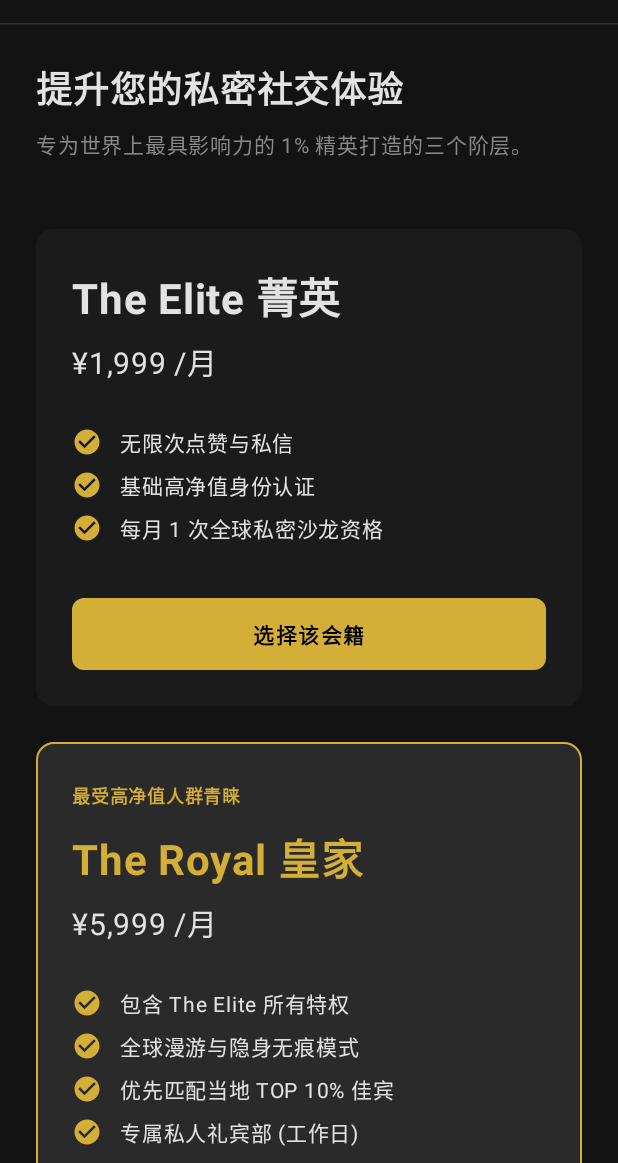
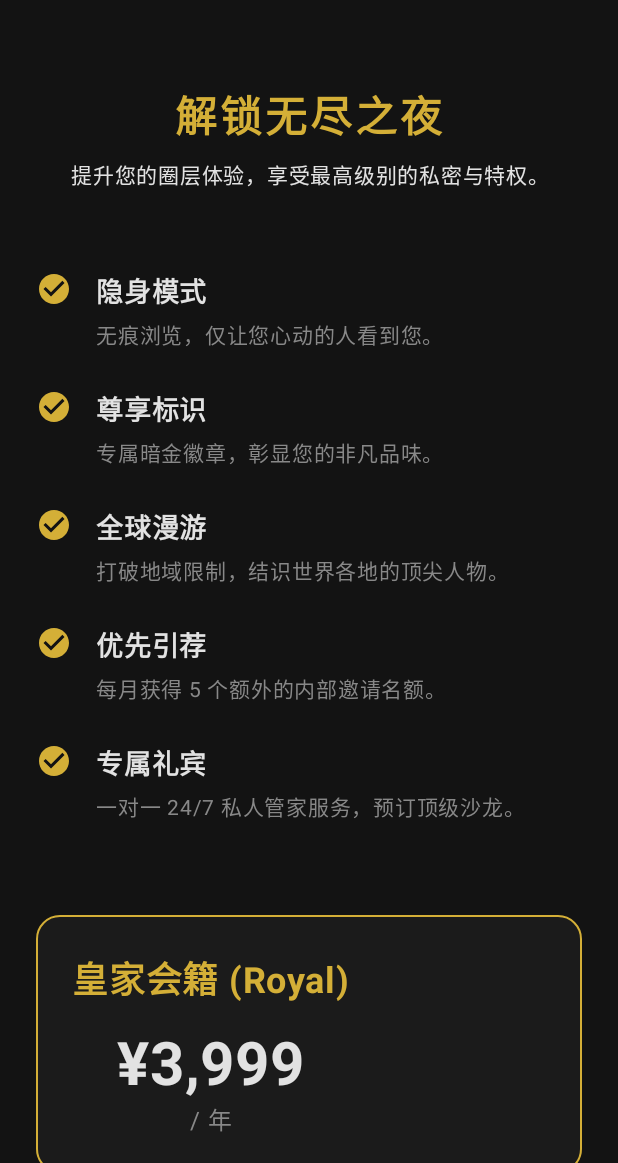
Before and after one commit to zx2121651/91-, an Android app built with Jetpack Compose: the SubscriptionScreen screen opened through its navigation route, on a phone screen of 412 x 824 dp, the part 73-1236 px from its top. Run offline under Robolectric (Android 15) with nearby library versions, the phone set to English and light mode, and no system bars.

```diff
--- a/Aurelian/app/src/main/java/com/aurelian/app/AuthViewModel.kt
+++ b/Aurelian/app/src/main/java/com/aurelian/app/AuthViewModel.kt
@@ -20,7 +20,7 @@ class AuthViewModel : ViewModel() {
     private val _uiState = MutableStateFlow<AuthUiState>(AuthUiState.Idle)
     val uiState: StateFlow<AuthUiState> = _uiState.asStateFlow()
 
-    fun login(email: String, inviteCode: String) {
+    fun login(email: String, password: String, inviteCode: String) {
         if (email.isBlank()) {
             _uiState.value = AuthUiState.Error("邮箱/会员号不能为空")
             return
@@ -30,7 +30,7 @@ class AuthViewModel : ViewModel() {
             _uiState.value = AuthUiState.Loading
             try {
                 // 1. Authenticate with backend
-                val loginResponse = NetworkClient.apiService.login(LoginRequest(email, "123456")) // "123456" is mock code based on API doc
+                val loginResponse = NetworkClient.apiService.login(LoginRequest(email, password)) // "123456" is mock code based on API doc
                 val loginData = loginResponse.data
 
                 // 2. Check if new user and needs invite code verification
--- a/Aurelian/app/src/main/java/com/aurelian/app/LoginScreen.kt
+++ b/Aurelian/app/src/main/java/com/aurelian/app/LoginScreen.kt
@@ -14,6 +14,7 @@ import androidx.compose.ui.graphics.Color
 import androidx.compose.ui.text.font.FontWeight
 import androidx.compose.ui.unit.dp
 import androidx.compose.ui.unit.sp
+import androidx.compose.ui.text.input.PasswordVisualTransformation
 import androidx.lifecycle.viewmodel.compose.viewModel
 
 @OptIn(ExperimentalMaterial3Api::class)
@@ -23,6 +24,7 @@ fun LoginScreen(
     viewModel: AuthViewModel = viewModel()
 ) {
     var email by remember { mutableStateOf("") }
+    var password by remember { mutableStateOf("") }
     var inviteCode by remember { mutableStateOf("") }
     val uiState by viewModel.uiState.collectAsState()
 
@@ -85,6 +87,22 @@ fun LoginScreen(
             Spacer(modifier = Modifier.height(16.dp))
 
             OutlinedTextField(
+                value = password,
+                onValueChange = { password = it },
+                label = { Text("密码", color = Color.Gray) },
+                visualTransformation = PasswordVisualTransformation(),
+                colors = OutlinedTextFieldDefaults.colors(
+                    focusedBorderColor = Gold,
+                    unfocusedBorderColor = Color(0xFF303030),
+                    focusedTextColor = Silver,
+                    unfocusedTextColor = Silver
+                ),
+                modifier = Modifier.fillMaxWidth()
+            )
+
+            Spacer(modifier = Modifier.height(16.dp))
+
+            OutlinedTextField(
                 value = inviteCode,
                 onValueChange = { inviteCode = it },
                 label = { Text("高定邀请码 (新会员)", color = Color.Gray) },
@@ -100,7 +118,7 @@ fun LoginScreen(
             Spacer(modifier = Modifier.height(48.dp))
 
             Button(
-                onClick = { viewModel.login(email, inviteCode) },
+                onClick = { viewModel.login(email, password, inviteCode) },
                 colors = ButtonDefaults.buttonColors(containerColor = Gold, contentColor = Black),
                 modifier = Modifier
                     .fillMaxWidth()
--- a/Aurelian/app/src/main/java/com/aurelian/app/SettingsScreen.kt
+++ b/Aurelian/app/src/main/java/com/aurelian/app/SettingsScreen.kt
@@ -82,7 +82,10 @@ fun SettingsScreen(onBack: () -> Unit) {
             Text("您的流动资产评估报告已通过由瑞银集团 (UBS) 提供的联合审核。", color = Color.Gray, fontSize = 12.sp, lineHeight = 18.sp)
             Spacer(modifier = Modifier.height(16.dp))
             Button(
-                onClick = { /* TODO */ },
+                onClick = {
+                    Toast.makeText(context, "已安全退出您的账户，期待您的下次光临", Toast.LENGTH_SHORT).show()
+                    onBack()
+                },
                 colors = ButtonDefaults.buttonColors(containerColor = Color(0xFF2A2A2A), contentColor = Gold),
                 modifier = Modifier.fillMaxWidth()
             ) {
--- a/Aurelian/app/src/main/java/com/aurelian/app/SubscriptionScreen.kt
+++ b/Aurelian/app/src/main/java/com/aurelian/app/SubscriptionScreen.kt
@@ -44,116 +44,86 @@ fun SubscriptionScreen(onBack: () -> Unit) {
             )
         )
 
-        HorizontalDivider(color = Color(0xFF303030), thickness = 1.dp)
-
-        Spacer(modifier = Modifier.height(24.dp))
+        Column(
+            modifier = Modifier.padding(24.dp),
+            horizontalAlignment = Alignment.CenterHorizontally
+        ) {
+            Spacer(modifier = Modifier.height(16.dp))
             Text(
-            text = "提升您的私密社交体验",
-            color = Silver,
-            fontSize = 24.sp,
+                text = "解锁无尽之夜",
+                color = Gold,
+                fontSize = 28.sp,
                 fontWeight = FontWeight.Bold,
-            modifier = Modifier.padding(horizontal = 24.dp)
+                letterSpacing = 2.sp
             )
             Spacer(modifier = Modifier.height(8.dp))
             Text(
-            text = "专为世界上最具影响力的 1% 精英打造的三个阶层。",
-            color = Color.Gray,
+                text = "提升您的圈层体验，享受最高级别的私密与特权。",
+                color = Silver,
                 fontSize = 14.sp,
-            modifier = Modifier.padding(horizontal = 24.dp)
+                textAlign = TextAlign.Center
             )
 
-        Spacer(modifier = Modifier.height(32.dp))
+            Spacer(modifier = Modifier.height(40.dp))
 
-        // Tier 1: The Elite
-        MembershipCard(
-            title = "The Elite 菁英",
-            price = "¥1,999 /月",
-            features = listOf("无限次点赞与私信", "基础高净值身份认证", "每月 1 次全球私密沙龙资格"),
-            isPopular = false,
-            cardColor = Color(0xFF1B1B1B)
-        )
+            // Premium Features
+            FeatureItem("隐身模式", "无痕浏览，仅让您心动的人看到您。")
+            FeatureItem("尊享标识", "专属暗金徽章，彰显您的非凡品味。")
+            FeatureItem("全球漫游", "打破地域限制，结识世界各地的顶尖人物。")
+            FeatureItem("优先引荐", "每月获得 5 个额外的内部邀请名额。")
+            FeatureItem("专属礼宾", "一对一 24/7 私人管家服务，预订顶级沙龙。")
 
-        // Tier 2: The Royal (Featured)
-        MembershipCard(
-            title = "The Royal 皇家",
-            price = "¥5,999 /月",
-            features = listOf("包含 The Elite 所有特权", "全球漫游与隐身无痕模式", "优先匹配当地 TOP 10% 佳宾", "专属私人礼宾部 (工作日)"),
-            isPopular = true,
-            cardColor = Color(0xFF2A2A2A),
-            borderColor = Gold
-        )
+            Spacer(modifier = Modifier.height(48.dp))
 
-        // Tier 3: The Sovereign
-        MembershipCard(
-            title = "The Sovereign 尊贵黑卡",
-            price = "仅限内推邀请",
-            features = listOf("无需排队，直接对接财阀及名流", "24/7 全天候黑金级私人管家", "所有全球高定闭门派对 VIP 席位", "完全脱离线上算法的定制化引荐"),
-            isPopular = false,
-            cardColor = Black,
-            borderColor = Color.DarkGray
-        )
+            // Plan Selection
+            Card(
+                modifier = Modifier.fillMaxWidth(),
+                shape = RoundedCornerShape(16.dp),
+                colors = CardDefaults.cardColors(containerColor = Color(0xFF1B1B1B)),
+                border = BorderStroke(1.dp, Gold)
+            ) {
+                Column(
+                    modifier = Modifier.padding(24.dp),
+                    horizontalAlignment = Alignment.CenterHorizontally
+                ) {
+                    Text("皇家会籍 (Royal)", color = Gold, fontSize = 24.sp, fontWeight = FontWeight.Bold)
+                    Spacer(modifier = Modifier.height(16.dp))
+                    Text("¥3,999", color = Silver, fontSize = 40.sp, fontWeight = FontWeight.Bold)
+                    Text("/ 年", color = Color.Gray, fontSize = 16.sp)
+                }
+            }
+
+            Spacer(modifier = Modifier.height(48.dp))
+
+            Button(
+                onClick = { Toast.makeText(context, "正在连接加密黑卡支付网关...", Toast.LENGTH_LONG).show() },
+                colors = ButtonDefaults.buttonColors(containerColor = Gold, contentColor = Black),
+                modifier = Modifier
+                    .fillMaxWidth()
+                    .height(56.dp)
+            ) {
+                Text("立即开通 / 续费", fontSize = 18.sp, fontWeight = FontWeight.Bold, letterSpacing = 2.sp)
+            }
 
             Spacer(modifier = Modifier.height(48.dp))
         }
     }
+}
 
 @Composable
-fun MembershipCard(
-    title: String,
-    price: String,
-    features: List<String>,
-    isPopular: Boolean,
-    cardColor: Color,
-    borderColor: Color = Color.Transparent
-) {
-    Card(
+fun FeatureItem(title: String, description: String) {
+    Row(
         modifier = Modifier
             .fillMaxWidth()
-            .padding(horizontal = 24.dp, vertical = 12.dp),
-        colors = CardDefaults.cardColors(containerColor = cardColor),
-        shape = RoundedCornerShape(12.dp),
-        border = BorderStroke(if (borderColor != Color.Transparent) 1.dp else 0.dp, borderColor)
+            .padding(vertical = 12.dp),
+        verticalAlignment = Alignment.Top
     ) {
-        Column(modifier = Modifier.padding(24.dp)) {
-            if (isPopular) {
-                Text(
-                    text = "最受高净值人群青睐",
-                    color = Gold,
-                    fontSize = 12.sp,
-                    fontWeight = FontWeight.Bold,
-                    modifier = Modifier.padding(bottom = 8.dp)
-                )
-            }
-            Text(title, color = if (isPopular) Gold else Silver, fontSize = 28.sp, fontWeight = FontWeight.Bold, fontFamily = Typography.bodyLarge.fontFamily)
-            Spacer(modifier = Modifier.height(8.dp))
-            Text(price, color = Silver, fontSize = 20.sp, fontWeight = FontWeight.Normal)
-            Spacer(modifier = Modifier.height(24.dp))
-
-            features.forEach { feature ->
-                Row(modifier = Modifier.padding(vertical = 4.dp), verticalAlignment = Alignment.Top) {
-                    Icon(Icons.Default.CheckCircle, contentDescription = null, tint = Gold, modifier = Modifier.size(20.dp))
-                    Spacer(modifier = Modifier.width(12.dp))
-                    Text(feature, color = Silver, fontSize = 14.sp, lineHeight = 20.sp)
-                }
-            }
-
-            Spacer(modifier = Modifier.height(32.dp))
-            Button(
-                onClick = { /* TODO */ },
-                colors = ButtonDefaults.buttonColors(
-                    containerColor = if (title.contains("Sovereign")) Color(0xFF303030) else Gold,
-                    contentColor = if (title.contains("Sovereign")) Silver else Black
-                ),
-                modifier = Modifier.fillMaxWidth().height(48.dp),
-                shape = RoundedCornerShape(8.dp)
-            ) {
-                Text(
-                    if (title.contains("Sovereign")) "提交资产认证" else "选择该会籍",
-                    fontSize = 14.sp,
-                    fontWeight = FontWeight.Bold,
-                    letterSpacing = 1.sp
-                )
+        Icon(Icons.Default.CheckCircle, contentDescription = "Feature", tint = Gold, modifier = Modifier.size(24.dp))
+        Spacer(modifier = Modifier.width(16.dp))
+        Column {
+            Text(title, color = Silver, fontSize = 18.sp, fontWeight = FontWeight.Bold)
+            Spacer(modifier = Modifier.height(4.dp))
+            Text(description, color = Color.Gray, fontSize = 14.sp)
         }
     }
 }
-}
```
Lines whose indentation alone changed are shown as unchanged.
